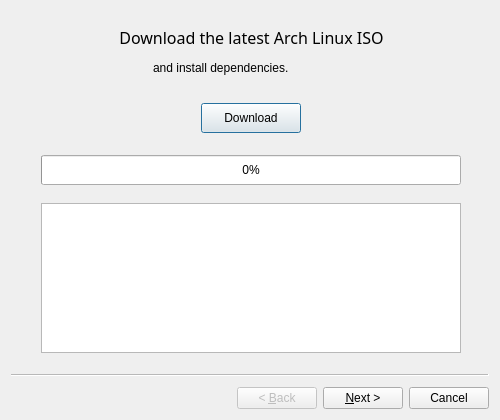
jacktenor/archhelp, file Installwizard.ui: the form before one commit.
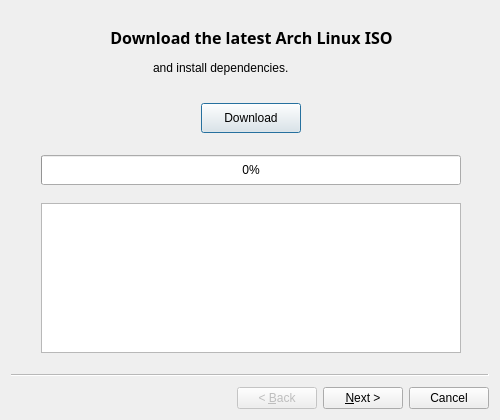
The form after the commit.

Commit message: Improve BIOS boot partition detection

What changed in the file:
```diff
--- a/Installwizard.ui
+++ b/Installwizard.ui
@@ -43,7 +43,7 @@
       <family>Noto Sans</family>
       <pointsize>12</pointsize>
       <italic>false</italic>
-      <fontweight>DemiBold</fontweight>
+      <weight>63</weight>
      </font>
     </property>
     <property name="styleSheet">
```
The commit also changes 1 other file.
